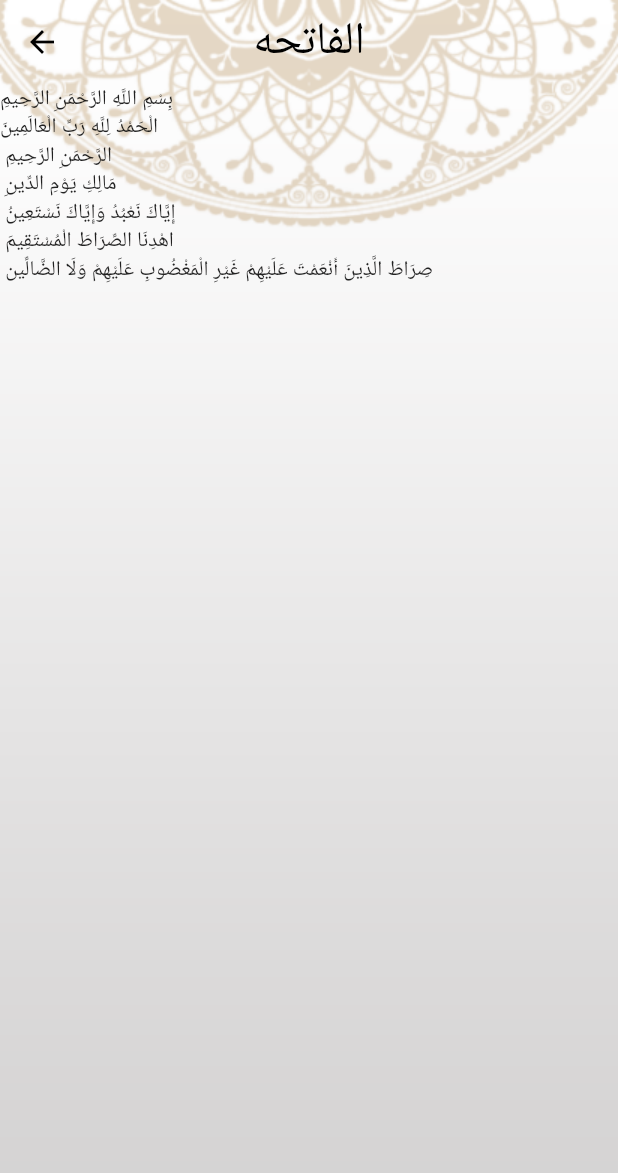
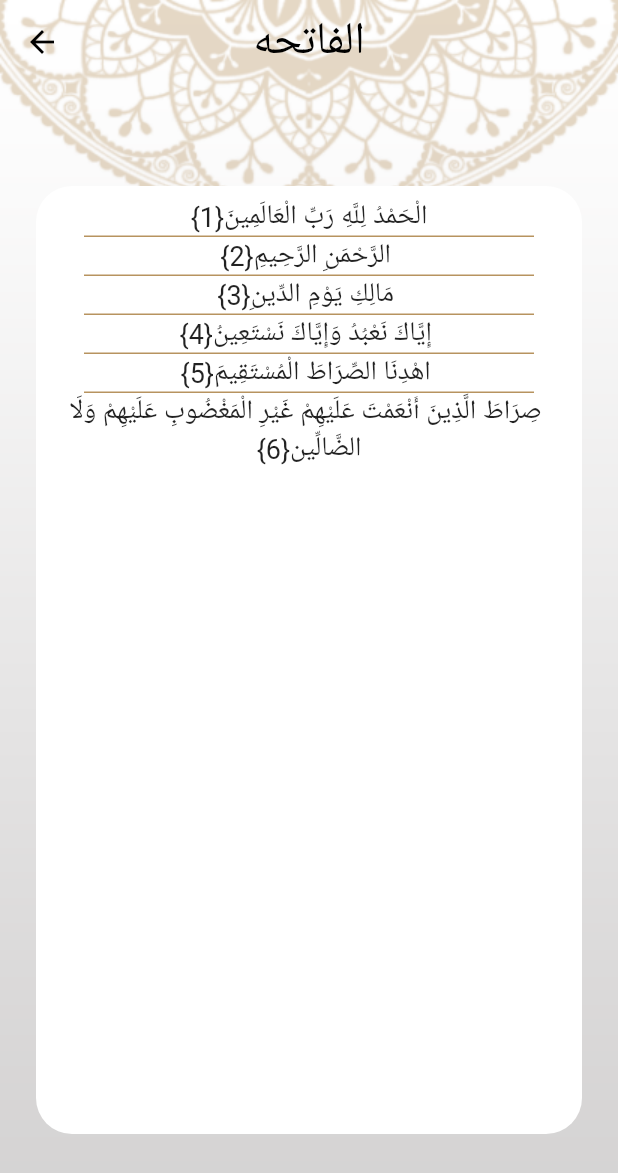
Before and after one commit to AymanMakram/myfirst_app_islami, a Flutter app: the screen it shows after launch, after a tap on "الفاتحه", on a phone screen of 412 x 824 dp. Shown: the top 1173 px of the screen. Run offline on Flutter 3.47's test engine with Material 2 defaults, Android fonts, the phone set to English and light mode, and no system bars.

Commit message:
finished all things in quran tab and verses style

```diff
--- a/assets/files/1.txt
+++ b/assets/files/1.txt
@@ -1,4 +1,3 @@
-بِسْمِ اللَّهِ الرَّحْمَنِ الرَّحِيمِ
 الْحَمْدُ لِلَّهِ رَبِّ الْعَالَمِينَ
  الرَّحْمَنِ الرَّحِيمِ
  مَالِكِ يَوْمِ الدِّينِ
--- a/lib/home/HomeScreen.dart
+++ b/lib/home/HomeScreen.dart
@@ -28,7 +28,7 @@ class _HomeScreenState extends State<HomeScreen> {
       ),
       Scaffold(
         appBar: AppBar(
-          title: Text('إسلامي'),
+          title: Text('إسلامي',style: TextStyle(color: Colors.black,fontSize: 30,),),
         ),
         bottomNavigationBar: BottomNavigationBar(
             currentIndex: currentindex,
--- a/lib/home/quran/SuraDetailsScreen.dart
+++ b/lib/home/quran/SuraDetailsScreen.dart
@@ -1,5 +1,6 @@
 import 'package:flutter/material.dart';
 import 'package:flutter/services.dart';
+import 'package:myfirst_app_islami/home/quran/verseWidget.dart';
 
 class SuraDetailsScreen extends StatefulWidget {
   static const String routeName = 'SuraDetailsScreen';
@@ -28,17 +29,29 @@ class _SuraDetailsScreenState extends State<SuraDetailsScreen> {
       ),
       Scaffold(
         appBar: AppBar(
-          title: Text(args.suraName),
+          title: Text(args.suraName,style: TextStyle(color: Colors.black,fontSize: 30,),),
         ),
         body: Container(
           child: ayat.isEmpty
               ? Center(child: CircularProgressIndicator())
-              : ListView.builder(
-                  itemBuilder: (buildContext, index) {
-                    return Text(ayat[index]);
-                  },
-                  itemCount: ayat.length,
-                ),
+              : Container(
+            decoration: BoxDecoration(color: Colors.white,borderRadius: BorderRadius.circular(24)),
+            margin: EdgeInsets.symmetric(horizontal: 24,vertical: 68),
+            padding: EdgeInsets.all(8),
+                child: ListView.separated(
+                    itemBuilder: (buildContext, index) {
+                      return VerseWidget(ayat[index],index);
+                    },
+                    itemCount: ayat.length,
+            separatorBuilder: (buildcontext, index) {
+                return Container(
+                  height: 1,
+                  color: Theme.of(context).primaryColor,
+                  margin: EdgeInsets.symmetric(horizontal: 24),
+                );
+            },
+                  ),
+              ),
         ),
       )
     ]);
--- /dev/null
+++ b/lib/home/quran/verseWidget.dart
@@ -0,0 +1,14 @@
+import 'package:flutter/material.dart';
+
+class VerseWidget extends StatelessWidget {
+String verse ;
+int index ;
+VerseWidget(this.verse,this.index);
+  @override
+  Widget build(BuildContext context) {
+    return Container(
+      child: Text(verse+'{${index+1}}',textAlign: TextAlign.center,
+        style: TextStyle(fontSize: 18),textDirection: TextDirection.rtl,),
+    );
+  }
+}
--- a/lib/main.dart
+++ b/lib/main.dart
@@ -1,7 +1,6 @@
 import 'package:flutter/material.dart';
 import 'package:myfirst_app_islami/home/HomeScreen.dart';
 import 'package:myfirst_app_islami/home/quran/SuraDetailsScreen.dart';
-
 void main() {
   runApp(MainApplication());
 }
@@ -42,7 +41,7 @@ class MainApplication extends StatelessWidget {
   Widget build(BuildContext context) {
     // TODO: implement build
     return MaterialApp(
-      title: 'Islami',
+      title: 'إسلامي',
       theme: MyThemeData.lightTheme,
       routes: {
         HomeScreen.routeName: (buildContext) => HomeScreen(),
```
Also changed, not shown: pubspec.lock.
